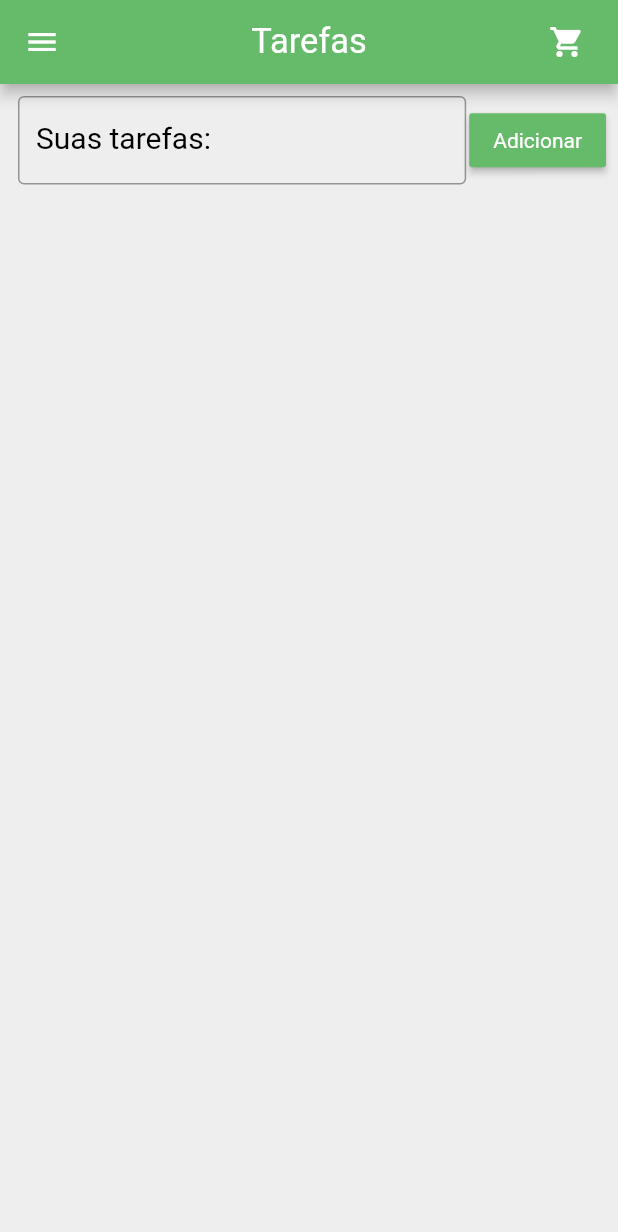
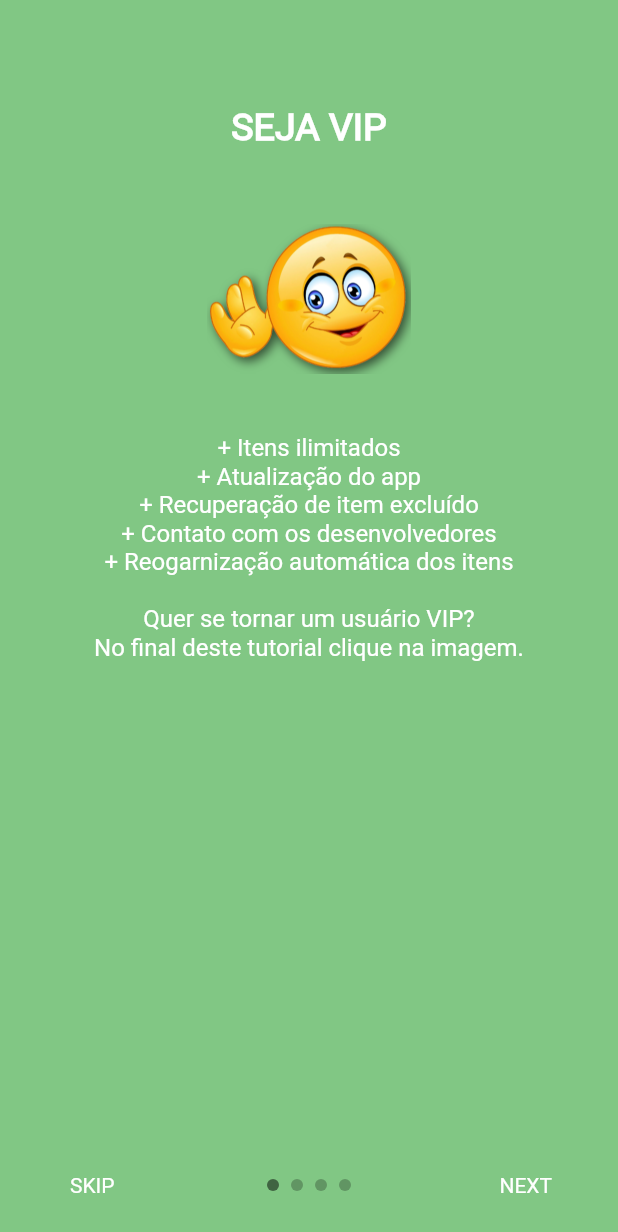
Before and after one commit to claudiovianna/anote_tudo, a Flutter app: the screen it shows after launch, on a phone screen of 412 x 824 dp. Shown: the top 1232 px of the screen. Run offline on Flutter 3.47's test engine with Material 2 defaults, Android fonts, the light colour scheme and no system bars; drawn by our look-alikes of intro_slider; our stand-ins replace firebase_analytics; accounts and stored records are empty.

Commit message:
Anote Tudo - Implementação das telas de apresentação  slider - 22/08/2019

```diff
--- a/lib/pages/anote_screen.dart
+++ b/lib/pages/anote_screen.dart
@@ -141,7 +141,7 @@ class _AnoteScreenState extends State<AnoteScreen> {
               // Altera a cor do Refresh
               backgroundColor: Colors.grey[800],
               child: ListView.builder(
-                  padding: EdgeInsets.only(top: 10.0),
+                  padding: EdgeInsets.only(top: 10.0, bottom: 30),
                   itemCount: _toDoList.length,
                   itemBuilder: buildItem),
             ),
--- a/lib/pages/compras_screen.dart
+++ b/lib/pages/compras_screen.dart
@@ -136,7 +136,7 @@ class _ComprasScreenState extends State<ComprasScreen> {
               // Altera a cor do Refresh
               backgroundColor: Colors.green[700],
               child: ListView.builder(
-                  padding: EdgeInsets.only(top: 10.0),
+                  padding: EdgeInsets.only(top: 10.0, bottom: 30),
                   itemCount: _toDoListCompras.length,
                   itemBuilder: buildItem),
             ),
--- a/lib/pages/perguntas_respostas.dart
+++ b/lib/pages/perguntas_respostas.dart
@@ -64,7 +64,7 @@ class PerguntasRespostas extends StatelessWidget {
               padding: EdgeInsets.only(bottom: 5),
               child: ListTile(
                 title: Text(
-                  "Como atualizar a lista?",
+                  "Como fazer a reorganização dos itens?",
                   style: TextStyle(
                       color: Colors.grey[900], fontSize: 16.0,
                       fontWeight: FontWeight.bold
--- a/lib/pages/splash_screen.dart
+++ b/lib/pages/splash_screen.dart
@@ -1,6 +1,8 @@
 import 'dart:async';
-import 'package:anote_tudo/pages/anote_screen.dart';
+import 'package:anote_tudo/pages/tutorial_screen.dart';
 import 'package:flutter/material.dart';
+
+
 
 class SplashScreen extends StatefulWidget {
   @override
@@ -14,7 +16,8 @@ class _SplashScreenState extends State<SplashScreen> {
     Timer(
       Duration(seconds: 2),
       () => Navigator.of(context).pushReplacement(
-          MaterialPageRoute(builder: (context) => AnoteScreen(),
+          //MaterialPageRoute(builder: (context) => AnoteScreen(),
+          MaterialPageRoute(builder: (context) => TutorialScreen(),
           )
       ),
 
--- /dev/null
+++ b/lib/pages/tutorial_screen.dart
@@ -0,0 +1,133 @@
+import 'package:anote_tudo/utils/screen_navigator.dart';
+import 'package:flutter/material.dart';
+import 'package:intro_slider/intro_slider.dart';
+import 'package:intro_slider/slide_object.dart';
+
+import 'anote_screen.dart';
+import 'compras_screen.dart';
+
+class TutorialScreen extends StatefulWidget {
+  @override
+  _TutorialScreenState createState() => _TutorialScreenState();
+}
+
+class _TutorialScreenState extends State<TutorialScreen> {
+  List<Slide> slides = List();
+
+  @override
+  void initState() {
+    super.initState();
+
+    slides.add(
+      Slide(
+          title: "SEJA VIP",
+          styleTitle: TextStyle(
+              color: Colors.white,
+              fontSize: 25,
+              fontWeight: FontWeight.bold,
+              fontFamily: "Roboto"),
+          heightImage: 100.0,
+          widthImage: 100.0,
+          marginDescription: EdgeInsets.only(left: 10, top: 40, right: 10),
+          styleDescription: TextStyle(
+              color: Colors.white,
+              fontSize: 16,
+              fontWeight: FontWeight.normal,
+              fontFamily: "Roboto"),
+          description: "+ Itens ilimitados\n"
+              "+ Atualização do app\n"
+              "+ Recuperação de item excluído\n"
+              "+ Contato com os desenvolvedores\n"
+              "+ Reogarnização automática dos itens\n\n"
+              "Quer se tornar um usuário VIP?\nNo final deste tutorial clique na imagem.",
+          pathImage: "assets/images/este_seja_bem_vindo.png",
+          backgroundColor: Colors.green[300]),
+    );
+    slides.add(
+      Slide(
+          title: "LISTA DE TAREFAS",
+          styleTitle: TextStyle(
+            color: Colors.white,
+            fontSize: 25,
+            fontWeight: FontWeight.bold,
+            fontFamily: "Roboto",
+          ),
+          heightImage: 100.0,
+          widthImage: 100.0,
+          marginDescription: EdgeInsets.only(left: 10, top: 40, right: 10),
+          styleDescription: TextStyle(
+              color: Colors.white,
+              fontSize: 16,
+              fontWeight: FontWeight.normal,
+              fontFamily: "Roboto"),
+          description:
+              '''Anote suas tarefas, seus filmes prediletos, recados, telefones, pagamentos, horários de remédios, disciplinas, reuniões, etc.\n\nVocê não vai mais precisar de papel nem de caneta, apenas do Anote Tudo!''',
+          pathImage: "assets/images/este_seja_bem_vindo.png",
+          backgroundColor: Colors.green[300]),
+    );
+    slides.add(
+      Slide(
+          title: "LISTA DE COMPRAS",
+          styleTitle: TextStyle(
+            color: Colors.white,
+            fontSize: 25,
+            fontWeight: FontWeight.bold,
+            fontFamily: "Roboto",
+          ),
+          heightImage: 100.0,
+          widthImage: 100.0,
+          marginDescription: EdgeInsets.only(left: 10, top: 40, right: 10),
+          styleDescription: TextStyle(
+              color: Colors.white,
+              fontSize: 16,
+              fontWeight: FontWeight.normal,
+              fontFamily: "Roboto"),
+          description:
+              '''Anote sua lista de mercado, materiais escolares, materiais de construção, remédios, ração do seu pet, etc.\n\n Você não vai mais esquecer aquele item importante de suas compras!''',
+          pathImage: "assets/images/este_seja_bem_vindo.png",
+          backgroundColor: Colors.green[300]),
+    );
+
+    slides.add(
+      Slide(
+        title: "QUERO SER VIP",
+        styleTitle: TextStyle(
+            color: Colors.white,
+            fontSize: 25,
+            fontWeight: FontWeight.bold,
+            fontFamily: "Roboto"),
+        heightImage: 100.0,
+        widthImage: 100.0,
+        marginDescription: EdgeInsets.only(left: 10, top: 40, right: 10),
+        styleDescription: TextStyle(
+            color: Colors.white,
+            fontSize: 25,
+            fontWeight: FontWeight.normal,
+            fontFamily: "Roboto"),
+        onCenterItemPress: () {
+          ScreenNavigator.screenNavigatorWithContext(context, ComprasScreen());
+        },
+        pathImage: "assets/images/este_seja_bem_vindo.png",
+        description: "Click na imagem!\n\n\n\Ou\n\n\nclique em CONTINUAR FREE",
+        backgroundColor: Colors.green[300],
+      ),
+    );
+  }
+
+  void onDonePress() {
+    ScreenNavigator.screenNavigatorWithContext(context, AnoteScreen());
+  }
+
+  void onSkipPress() {
+    ScreenNavigator.screenNavigatorWithContext(context, AnoteScreen());
+  }
+
+  @override
+  Widget build(BuildContext context) {
+    return IntroSlider(
+      slides: this.slides,
+      onDonePress: this.onDonePress,
+      onSkipPress: this.onSkipPress,
+    );
+  }
+}
--- a/lib/widgets/drawer_list.dart
+++ b/lib/widgets/drawer_list.dart
@@ -141,31 +141,31 @@ class DrawerList extends StatelessWidget {
                 color: Colors.grey[800],
               ),
             ),
-            Container(
-                height: 40,
-                width: 200,
-                margin: EdgeInsets.only(top: 15),
-                alignment: Alignment.bottomCenter,
-                child: MaterialButton(
-                  shape: RoundedRectangleBorder(
-                    borderRadius: BorderRadius.circular(10),
+                ListTile(
+                  onTap: () {},
+                  title: Text(
+                    "Tornar se VIP",
+                    style: TextStyle(
+                      fontSize: 18,
+                      color: Colors.black,
+                    ),
                   ),
-                  onPressed: (){},
-                  color: Colors.green[400],
-                  child: Text("Comprar o aplicativo", style: TextStyle(
-                      color: Colors.white,
-                      fontSize: 16,
-                      fontWeight: FontWeight.bold
+                  subtitle: Text(
+                    "Na compra do app vc terá todas as funcionalidades liberadas!",style: TextStyle(
+                    fontSize: 14,
                   ),
                   ),
-                )
-            ),
+                  leading: Icon(
+                    Icons.star,
+                    size: 40.0,
+                    color: Colors.grey[800],
+                  ),
+                ),
           ],
         ),
       ),
     );
   }
-
   Image _blocoNotas() {
     return Image.asset("assets/images/logo.png", fit: BoxFit.fill);
   }
```
Also changed, not shown: pubspec.yaml (+9 -3 lines), assets/icon_sem uso.png (deleted), assets/icons/icon.png (renamed from assets/icon/icon.png), assets/images/este_seja_bem_vindo.png (added), pubspec.lock, 2 other files.
